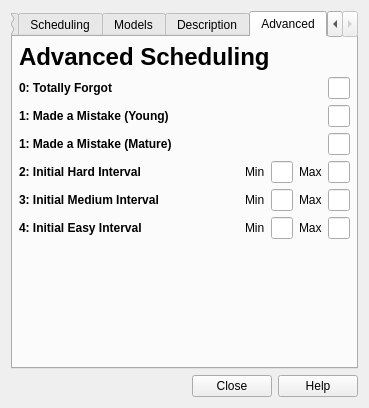
Before: the Qt Designer form designer/deckproperties.ui in ankitects/anki, drawn with Qt 5.
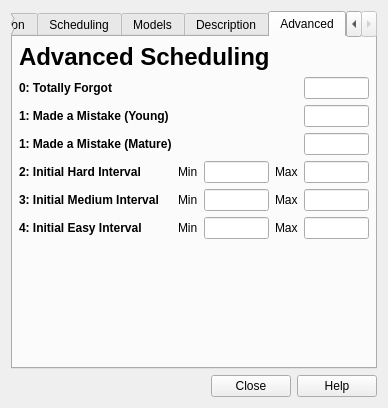
After: the same form once the commit is applied. The open tabs and pages were chosen to show the change.

What changed in the file:
```diff
--- a/designer/deckproperties.ui
+++ b/designer/deckproperties.ui
@@ -8,7 +8,7 @@
    <rect>
     <x>0</x>
     <y>0</y>
-    <width>366</width>
+    <width>388</width>
     <height>408</height>
    </rect>
   </property>
@@ -446,7 +446,7 @@
        <rect>
         <x>0</x>
         <y>0</y>
-        <width>350</width>
+        <width>372</width>
         <height>342</height>
        </rect>
       </property>
@@ -551,12 +551,6 @@
          </item>
          <item row="3" column="0" >
           <widget class="QLabel" name="label_2" >
-           <property name="minimumSize" >
-            <size>
-             <width>220</width>
-             <height>0</height>
-            </size>
-           </property>
            <property name="text" >
             <string>&lt;b>2: Initial Hard Interval&lt;/b></string>
            </property>
```
Left out of the diff: 8 changed lines with no effect on the pictures.
